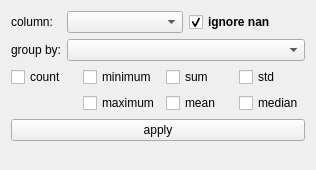
The window that resources/design/ui/modules/describe.ui (jeaunrg/PyQTapp_template) describes before a commit, drawn with Qt 5.
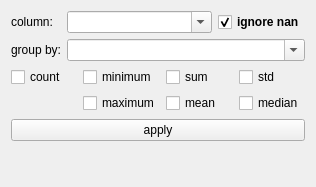
The same window after the commit.

```diff
--- a/resources/design/ui/modules/describe.ui
+++ b/resources/design/ui/modules/describe.ui
@@ -7,7 +7,7 @@
     <x>0</x>
     <y>0</y>
     <width>316</width>
-    <height>170</height>
+    <height>187</height>
    </rect>
   </property>
   <property name="windowTitle">
@@ -26,7 +26,17 @@
      <item row="0" column="1">
       <layout class="QHBoxLayout" name="horizontalLayout">
        <item>
-        <widget class="QComboBox" name="column"/>
+        <widget class="QComboBox" name="column">
+         <property name="sizePolicy">
+          <sizepolicy hsizetype="Expanding" vsizetype="Fixed">
+           <horstretch>0</horstretch>
+           <verstretch>0</verstretch>
+          </sizepolicy>
+         </property>
+         <property name="editable">
+          <bool>true</bool>
+         </property>
+        </widget>
        </item>
        <item>
         <widget class="QCheckBox" name="ignore_nan">
@@ -54,7 +64,11 @@
       </widget>
      </item>
      <item row="1" column="1">
-      <widget class="QComboBox" name="group_by"/>
+      <widget class="QComboBox" name="group_by">
+       <property name="editable">
+        <bool>true</bool>
+       </property>
+      </widget>
      </item>
     </layout>
    </item>
```
